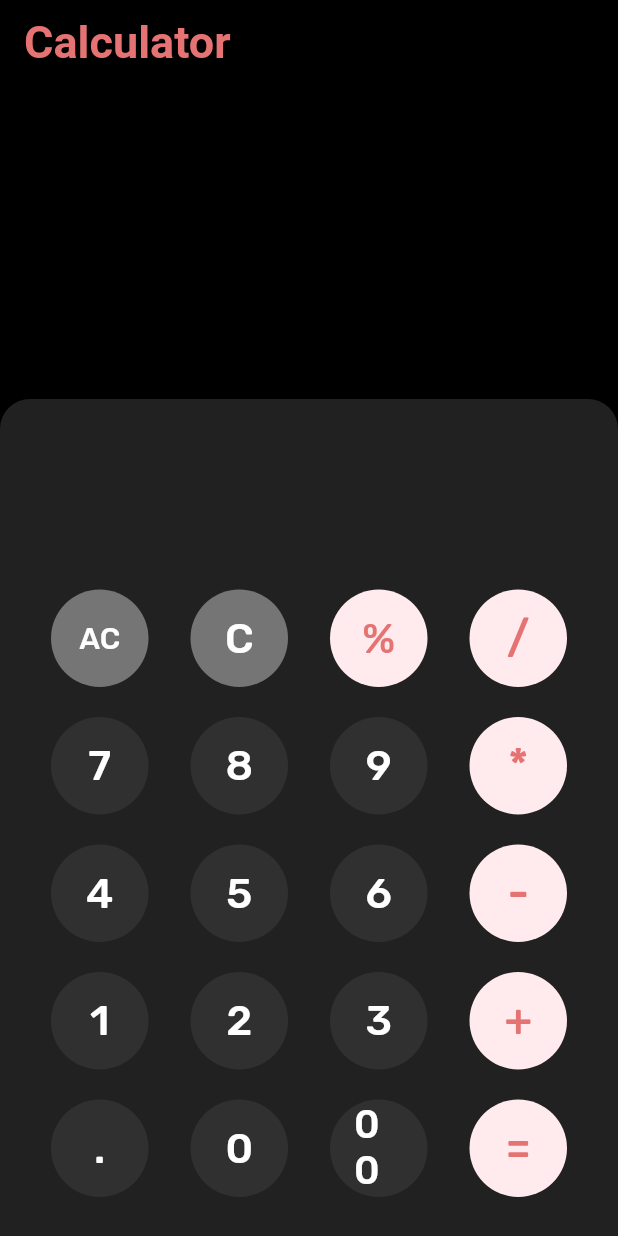
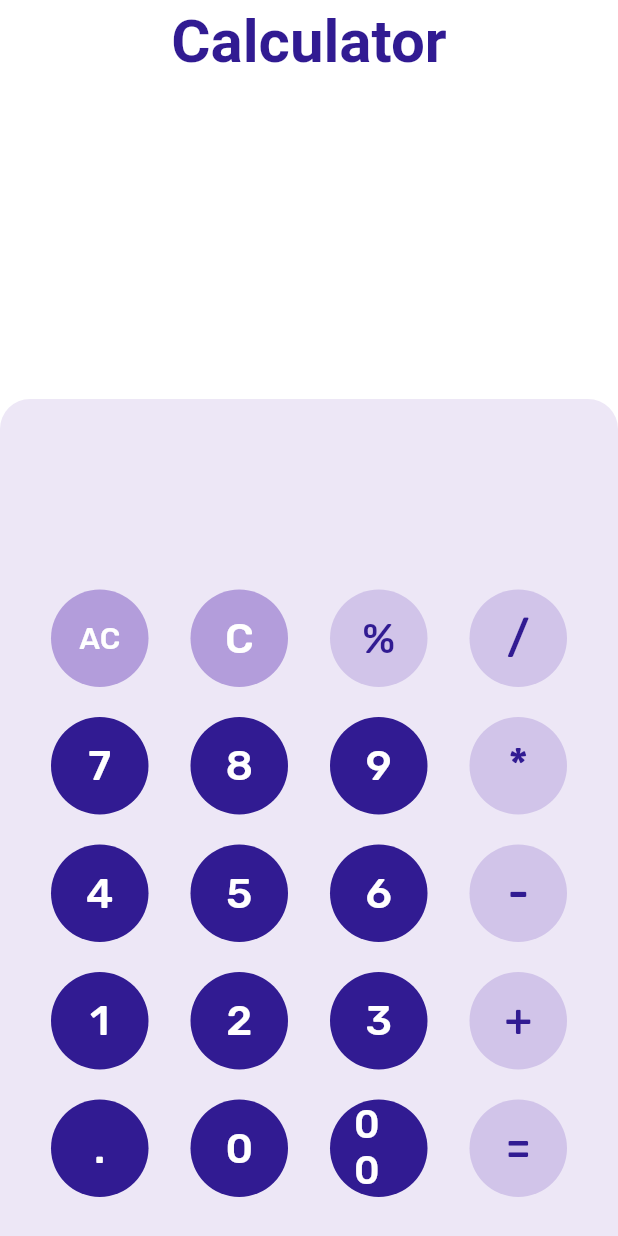
Before and after one commit to ShamsAli15/Simple-calculator, a Flutter app: the screen it shows after launch, on a phone screen of 412 x 824 dp. Run offline on Flutter 3.47's test engine with Material 2 defaults, Android fonts, the phone set to English and light mode, and no system bars; our stand-ins replace google_fonts, math_expressions.

Commit message:
Update main.dart

```diff
--- a/project/lib/main.dart
+++ b/project/lib/main.dart
@@ -8,8 +8,6 @@ void main() {
 }
 
 class CalcApp extends StatefulWidget {
-  const CalcApp({Key? key}) : super(key: key);
-
   @override
   CalcAppState createState() => CalcAppState();
 }
@@ -57,33 +55,34 @@ class CalcAppState extends State<CalcApp> {
       home: Scaffold(
         backgroundColor: Colors.white,
         appBar: AppBar(
-          backgroundColor: Colors.black,
+          backgroundColor: Colors.white,
           title: Text(
             'Calculator',
             style: TextStyle(
-                color: Color(0xFFE57373),
-                fontSize: 30.0,
+                color: Color(0xFF311B92),
+                fontSize: 40.0,
                 fontWeight: FontWeight.bold),
           ),
-          elevation: null,
+          centerTitle: true,
+          elevation: 0.0,
         ),
         body: SafeArea(
           child: Container(
-            color: Colors.black,
+            color: Colors.white,
             child: Column(
               mainAxisAlignment: MainAxisAlignment.end,
               children: [
                 Expanded(
                   flex: 1,
                   child: Container(
-                    color: Colors.black,
+                    color: Colors.white,
                     child: Padding(
                       padding: const EdgeInsets.all(12.0),
                       child: Text(
                         _history,
                         style: GoogleFonts.rubik(
                           textStyle: TextStyle(fontSize: 24.0),
-                          color: Color(0xFFF5F5F5),
+                          color: Color(0xFF311B92),
                         ),
                       ),
                     ),
@@ -98,11 +97,11 @@ class CalcAppState extends State<CalcApp> {
                       top: Radius.circular(25),
                     ),
                     //0xFFCB3A28
-                    color: Color(0xFF212121),
+                    color: Color(0xFFEDE7F6),
                   ),
                 ),
                 Container(
-                  color: Color(0xFF212121),
+                  color: Color(0xFFEDE7F6),
                   child: Padding(
                     padding: const EdgeInsets.only(
                         left: 16.0, right: 16.0, bottom: 16.0),
@@ -116,7 +115,7 @@ class CalcAppState extends State<CalcApp> {
                             _expression,
                             style: GoogleFonts.rubik(
                               textStyle: TextStyle(fontSize: 48.0),
-                              color: Colors.white,
+                              color: Color(0xFF311B92),
                             ),
                           ),
                           alignment: Alignment(1, 1),
@@ -126,23 +125,23 @@ class CalcAppState extends State<CalcApp> {
                           children: [
                             Calculator(
                                 text: 'AC',
-                                fillColor: 0xFF757575,
+                                fillColor: 0xFFB39DDB,
                                 textSize: 20.0,
                                 callBack: numClick),
                             Calculator(
                               text: 'C',
-                              fillColor: 0xFF757575,
+                              fillColor: 0xFFB39DDB,
                               callBack: Clear,
                             ),
                             Calculator(
                                 text: '%',
-                                fillColor: 0xFFFFEBEE,
-                                textColor: 0xFFE57373,
+                                fillColor: 0xFFD1C4E9,
+                                textColor: 0xFF311B92,
                                 callBack: numClick),
                             Calculator(
                                 text: '/',
-                                fillColor: 0xFFFFEBEE,
-                                textColor: 0xFFE57373,
+                                fillColor: 0xFFD1C4E9,
+                                textColor: 0xFF311B92,
                                 textSize: 30.0,
                                 callBack: numClick),
                           ],
@@ -152,20 +151,20 @@ class CalcAppState extends State<CalcApp> {
                           children: [
                             Calculator(
                                 text: '7',
-                                fillColor: 0xFF303030,
+                                fillColor: 0xFF311B92,
                                 callBack: numClick),
                             Calculator(
                                 text: '8',
-                                fillColor: 0xFF303030,
+                                fillColor: 0xFF311B92,
                                 callBack: numClick),
                             Calculator(
                                 text: '9',
-                                fillColor: 0xFF303030,
+                                fillColor: 0xFF311B92,
                                 callBack: numClick),
                             Calculator(
                                 text: '*',
-                                fillColor: 0xFFFFEBEE,
-                                textColor: 0xFFE57373,
+                                fillColor: 0xFFD1C4E9,
+                                textColor: 0xFF311B92,
                                 textSize: 30.0,
                                 callBack: numClick),
                           ],
@@ -175,20 +174,20 @@ class CalcAppState extends State<CalcApp> {
                           children: [
                             Calculator(
                                 text: '4',
-                                fillColor: 0xFF303030,
+                                fillColor: 0xFF311B92,
                                 callBack: numClick),
                             Calculator(
                                 text: '5',
-                                fillColor: 0xFF303030,
+                                fillColor: 0xFF311B92,
                                 callBack: numClick),
                             Calculator(
                                 text: '6',
-                                fillColor: 0xFF303030,
+                                fillColor: 0xFF311B92,
                                 callBack: numClick),
                             Calculator(
                                 text: '-',
-                                fillColor: 0xFFFFEBEE,
-                                textColor: 0xFFE57373,
+                                fillColor: 0xFFD1C4E9,
+                                textColor: 0xFF311B92,
                                 textSize: 30.0,
                                 callBack: numClick),
                           ],
@@ -198,20 +197,20 @@ class CalcAppState extends State<CalcApp> {
                           children: [
                             Calculator(
                                 text: '1',
-                                fillColor: 0xFF303030,
+                                fillColor: 0xFF311B92,
                                 callBack: numClick),
                             Calculator(
                                 text: '2',
-                                fillColor: 0xFF303030,
+                                fillColor: 0xFF311B92,
                                 callBack: numClick),
                             Calculator(
                                 text: '3',
-                                fillColor: 0xFF303030,
+                                fillColor: 0xFF311B92,
                                 callBack: numClick),
                             Calculator(
                                 text: '+',
-                                fillColor: 0xFFFFEBEE,
-                                textColor: 0xFFE57373,
+                                fillColor: 0xFFD1C4E9,
+                                textColor: 0xFF311B92,
                                 textSize: 30.0,
                                 callBack: numClick),
                           ],
@@ -221,21 +220,21 @@ class CalcAppState extends State<CalcApp> {
                           children: [
                             Calculator(
                                 text: '.',
-                                fillColor: 0xFF303030,
+                                fillColor: 0xFF311B92,
                                 callBack: numClick),
                             Calculator(
                                 text: '0',
-                                fillColor: 0xFF303030,
+                                fillColor: 0xFF311B92,
                                 callBack: numClick),
                             Calculator(
                                 text: '00',
-                                fillColor: 0xFF303030,
+                                fillColor: 0xFF311B92,
                                 textSize: 26.0,
                                 callBack: numClick),
                             Calculator(
                                 text: '=',
-                                fillColor: 0xFFFFEBEE,
-                                textColor: 0xFFE57373,
+                                fillColor: 0xFFD1C4E9,
+                                textColor: 0xFF311B92,
                                 textSize: 30.0,
                                 callBack: evaluate),
                           ],
```
